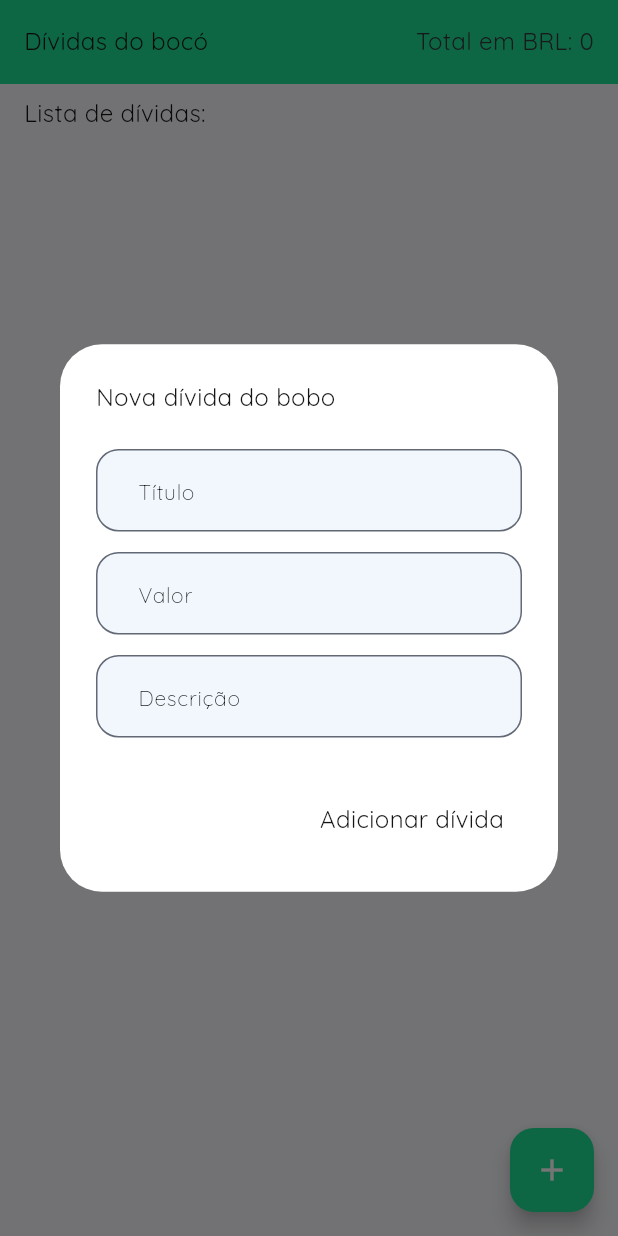
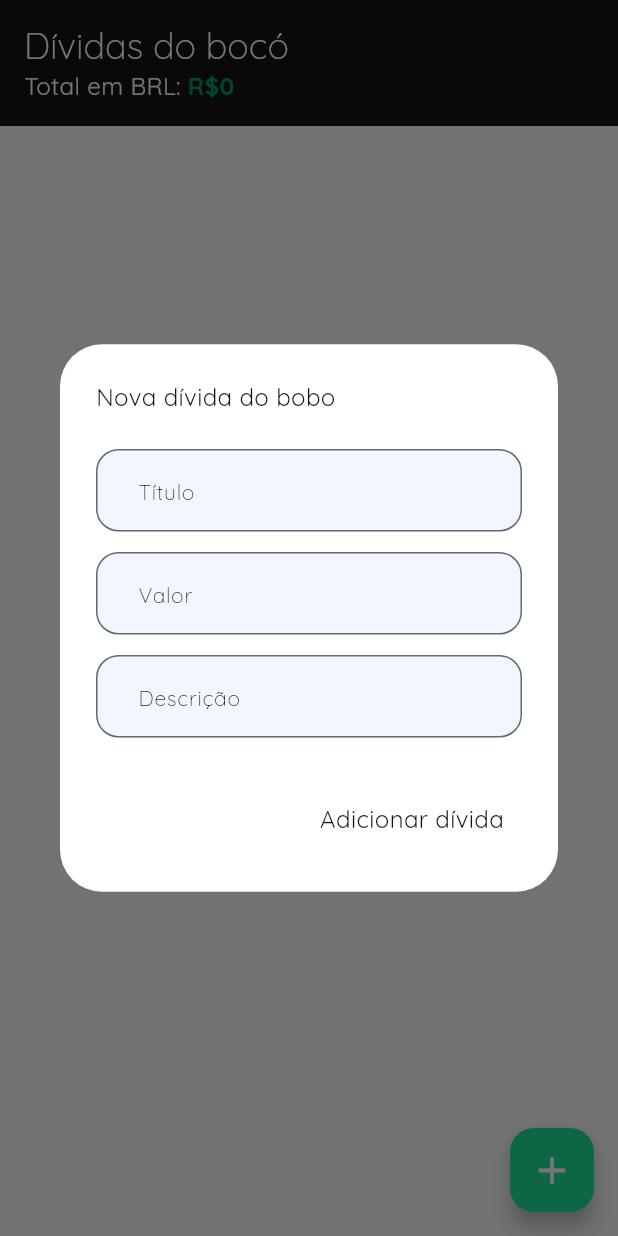
Before and after one commit to voidrt/dividasapp, a Flutter app: the screen it shows after launch, after a tap on the "add" icon, on a phone screen of 412 x 824 dp. Run offline on Flutter 3.47's test engine with Material 3 defaults, Android fonts, the phone set to English and light mode, and no system bars; our stand-ins replace cloud_firestore, firebase_core, flutter_riverpod, google_fonts, line_icons; accounts and stored records are empty.

Commit message:
UI update

```diff
--- a/lib/theme/colors.dart
+++ b/lib/theme/colors.dart
@@ -9,7 +9,7 @@ class AppColors {
   static const black = Color.fromARGB(255, 20, 20, 20);
 
   static const primary = Color.fromARGB(255, 29, 223, 149);
-  static const secondary = Color.fromARGB(255, 53, 94, 139);
+  static const secondary = Color.fromARGB(255, 11, 54, 28);
   static const pink = Color.fromARGB(255, 255, 120, 170);
   static const green = Color.fromARGB(255, 0, 150, 105);
   static const yellow = Color.fromARGB(255, 250, 224, 130);
--- a/lib/view/home.dart
+++ b/lib/view/home.dart
@@ -26,7 +26,7 @@ class _HomePageState extends ConsumerState<HomePage> {
       stream: database.getTransactions(),
       builder: (context, snapshots) {
         List? transacoes = snapshots.data?.docs ?? [];
-        late double dividaTotal = 0;
+        double dividaTotal = 0;
 
         for (var element in transacoes) {
           dividaTotal += (element['valor']);
@@ -34,13 +34,38 @@ class _HomePageState extends ConsumerState<HomePage> {
 
         return Scaffold(
           resizeToAvoidBottomInset: false,
+          backgroundColor: AppColors.background,
           appBar: AppBar(
-            title: StandardBodyText("Dívidas do bocó"),
-            actions: [
-              Text('Total em BRL: '),
-              Text(dividaTotal.toStringAsFixed(0)),
-              SizedBox(width: AppPaddings.defaultSize),
-            ],
+            backgroundColor: AppColors.black,
+            title: Column(
+              mainAxisAlignment: MainAxisAlignment.center,
+              crossAxisAlignment: CrossAxisAlignment.start,
+              children: [
+                StandardHeadlineText(
+                  "Dívidas do bocó",
+                  color: AppColors.backgroundWhite,
+                ),
+                Row(
+                  children: [
+                    StandardBodyText(
+                      'Total em BRL: ',
+                      color: AppColors.background,
+                    ),
+                    StandardBodyText(
+                      'R\$',
+                      color: AppColors.green,
+                      fontWeight: FontWeight.bold,
+                    ),
+                    StandardBodyText(
+                      dividaTotal.toStringAsFixed(0),
+                      color: AppColors.green,
+                      fontWeight: FontWeight.bold,
+                    ),
+                  ],
+                ),
+              ],
+            ),
+            toolbarHeight: AppPaddings.superUltraBig * 1.5,
           ),
           floatingActionButton: FloatingActionButton(
             onPressed: () {
@@ -52,16 +77,13 @@ class _HomePageState extends ConsumerState<HomePage> {
               );
             },
             backgroundColor: AppColors.primary,
-            child: Icon(Icons.add),
+            child: Icon(Icons.add, size: 30),
           ),
           body: Column(
-            crossAxisAlignment: CrossAxisAlignment.start,
+            crossAxisAlignment: CrossAxisAlignment.center,
             children: [
-              SizedBox(height: AppPaddings.small),
-              Padding(
-                padding: const EdgeInsets.only(left: AppPaddings.defaultSize),
-                child: StandardBodyText('Lista de dívidas:'),
-              ),
+              SizedBox(height: AppPaddings.medium),
+
               Expanded(
                 child: ListView.builder(
                   itemCount: transacoes.length,
--- a/lib/widgets/transaction_card.dart
+++ b/lib/widgets/transaction_card.dart
@@ -41,7 +41,7 @@ class TransactionCard extends StatelessWidget {
           Expanded(
             child: Container(
               decoration: BoxDecoration(
-                color: Theme.of(context).colorScheme.surface,
+                color: AppColors.backgroundWhite,
                 borderRadius: BorderRadius.only(
                   topLeft: Radius.circular(10),
                   bottomLeft: Radius.circular(10),
@@ -49,7 +49,10 @@ class TransactionCard extends StatelessWidget {
               ),
               child: Padding(
                 padding: const EdgeInsets.all(AppPaddings.defaultSize),
-                child: Row(
+                child: Column(
+                  crossAxisAlignment: CrossAxisAlignment.start,
+                  children: [
+                    Row(
                       mainAxisAlignment: MainAxisAlignment.spaceBetween,
                       crossAxisAlignment: CrossAxisAlignment.start,
                       children: [
@@ -62,17 +65,23 @@ class TransactionCard extends StatelessWidget {
                             StandardSubtitleText(
                               'Dia ${dataTransacao.toDate().day}/${dataTransacao.toDate().month}',
                             ),
+                          ],
+                        ),
+                        Row(
+                          children: [
+                            StandardBodyText('Valor: '),
+                            StandardBodyText(
+                              'R\$$valorTransacao',
+                              color: AppColors.green,
+                            ),
+                          ],
+                        ),
+                      ],
+                    ),
                     Spacer(),
                     StandardBodyText(
                       descricaoTransacao ?? '',
                       textOverflow: TextOverflow.ellipsis,
-                        ),
-                      ],
-                    ),
-                    StandardBodyText('Valor: '),
-                    StandardBodyText(
-                      'R\$$valorTransacao',
-                      color: AppColors.green,
                     ),
                   ],
                 ),
```
Also changed, not shown: 1 other file. Lines whose indentation alone changed are shown as unchanged.
